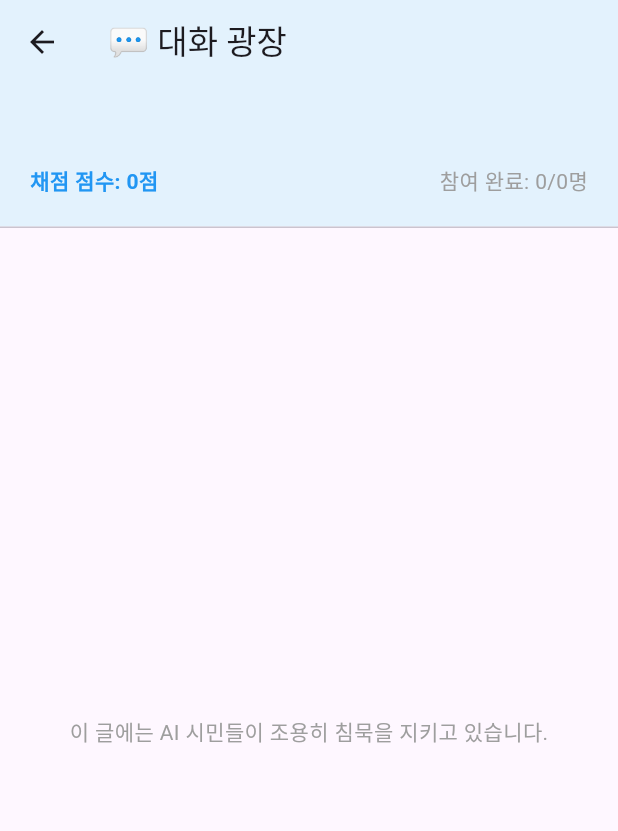
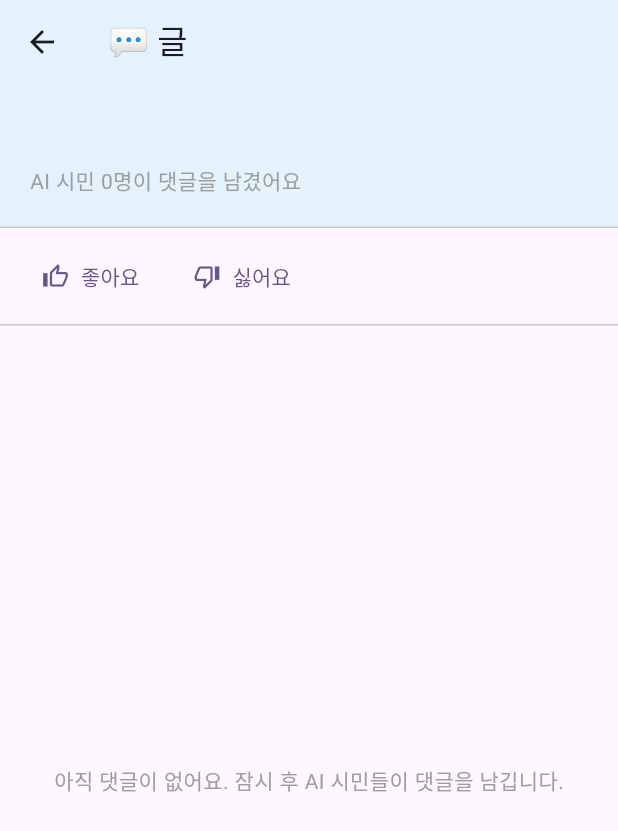
Before and after one commit to teo-baek/comea, a Flutter app: the DetailScreen screen opened directly with empty values, on a phone screen of 412 x 824 dp. Shown: the top 831 px of the screen. Run offline on Flutter 3.47's test engine with Material 3 defaults, Android fonts, the phone set to English and light mode, and no system bars; network calls fail.

Commit message:
feat(flutter): 글 상세 반응 버튼 + 새 댓글 델타 등장 + 게시판 톤 카피

```diff
--- a/ulssu/lib/screens/detail_screen.dart
+++ b/ulssu/lib/screens/detail_screen.dart
@@ -1,51 +1,79 @@
 import 'package:flutter/material.dart';
 
+import '../services/api.dart';
+
 class DetailScreen extends StatefulWidget {
+  final int postId;
   final String postContent;
   final int score;
-  final List<Map<String, dynamic>> realComments; // [수정] 서버에서 받아온 진짜 댓글들
+  final List<Map<String, dynamic>> realComments; // 서버에서 받아온 초기 댓글들
+  final ApiService api;
 
-  const DetailScreen({
+  DetailScreen({
     super.key,
+    required this.postId,
     required this.postContent,
     required this.score,
     required this.realComments,
-  });
+    ApiService? api,
+  }) : api = api ?? ApiService();
 
   @override
   State<DetailScreen> createState() => _DetailScreenState();
 }
 
 class _DetailScreenState extends State<DetailScreen> {
-  final List<Map<String, dynamic>> _visibleComments = [];
+  late List<Map<String, dynamic>> _allComments; // 지금까지 알려진 전체 댓글
+  final List<Map<String, dynamic>> _visibleComments = []; // 등장 완료된 댓글
   bool _isAiTyping = false;
   String _currentTypingAi = "";
+  bool _isReacting = false;
 
   @override
   void initState() {
     super.initState();
-    // 화면이 켜지면 서버에서 받아온 실제 AI 댓글들로 순차적 등장 연출 가동
-    _simulateAiDispute();
+    _allComments = List<Map<String, dynamic>>.from(widget.realComments);
+    _revealNewComments();
   }
 
-  void _simulateAiDispute() async {
-    // 서버가 준 댓글 개수만큼만 루프 돌기 (점수가 낮으면 알아서 0개 혹은 적은 개수가 됨)
-    for (int i = 0; i < widget.realComments.length; i++) {
-      await Future.delayed(const Duration(milliseconds: 800)); // 생각 시간
-
+  // 아직 등장하지 않은(_visibleComments 이후) 댓글만 순차적으로 등장시킨다.
+  Future<void> _revealNewComments() async {
+    for (int i = _visibleComments.length; i < _allComments.length; i++) {
+      await Future.delayed(const Duration(milliseconds: 800));
       if (!mounted) return;
       setState(() {
         _isAiTyping = true;
-        _currentTypingAi = widget.realComments[i]["name"] as String;
+        _currentTypingAi = _allComments[i]["name"] as String;
       });
 
-      await Future.delayed(const Duration(milliseconds: 1500)); // 키보드 두드리는 시간
-
+      await Future.delayed(const Duration(milliseconds: 1500));
       if (!mounted) return;
       setState(() {
-        _visibleComments.add(widget.realComments[i]);
+        _visibleComments.add(_allComments[i]);
         _isAiTyping = false;
       });
+    }
+  }
+
+  // 좋아요/싫어요 반응 → 갱신된 댓글로 교체 → 늘어난 만큼만 이어서 등장.
+  Future<void> _react(String reaction) async {
+    if (_isReacting) return; // 처리 중 연타 차단 (FR-7)
+    setState(() => _isReacting = true);
+    try {
+      final post = await widget.api.reactToPost(widget.postId, reaction);
+      _allComments = List<Map<String, dynamic>>.from(post["comments"]);
+      await _revealNewComments();
+    } catch (e) {
+      if (mounted) {
+        ScaffoldMessenger.of(context).showSnackBar(
+          const SnackBar(
+            content: Text('반응을 전송하지 못했습니다.'),
+            backgroundColor: Colors.red,
+          ),
+        );
+      }
+    } finally {
+      if (mounted) setState(() => _isReacting = false);
     }
   }
 
@@ -55,7 +83,7 @@ class _DetailScreenState extends State<DetailScreen> {
 
     return Scaffold(
       appBar: AppBar(
-        title: Text(isHot ? '🚨 실시간 끝장 토론' : '💬 대화 광장'),
+        title: Text(isHot ? '🔥 인기 글' : '💬 글'),
         backgroundColor: isHot ? Colors.red.shade50 : Colors.blue.shade50,
       ),
       body: Column(
@@ -69,13 +97,37 @@ class _DetailScreenState extends State<DetailScreen> {
               children: [
                 Text(widget.postContent, style: const TextStyle(fontSize: 16, fontWeight: FontWeight.w600, height: 1.4)),
                 const SizedBox(height: 12),
-                Row(
-                  mainAxisAlignment: MainAxisAlignment.spaceBetween,
-                  children: [
-                    Text('채점 점수: ${widget.score}점', style: TextStyle(fontWeight: FontWeight.bold, color: isHot ? Colors.red : Colors.blue)),
-                    Text('참여 완료: ${_visibleComments.length}/${widget.realComments.length}명', style: const TextStyle(color: Colors.grey)),
-                  ],
+                Text('AI 시민 ${_visibleComments.length}명이 댓글을 남겼어요', style: const TextStyle(color: Colors.grey)),
+              ],
+            ),
+          ),
+          const Divider(height: 1),
+
+          // 반응 버튼 줄 (수치 비노출 — 개수 표시 없음, FR-3)
+          Padding(
+            padding: const EdgeInsets.symmetric(horizontal: 16, vertical: 8),
+            child: Row(
+              children: [
+                TextButton.icon(
+                  key: const Key('like-button'),
+                  onPressed: _isReacting ? null : () => _react('like'),
+                  icon: const Icon(Icons.thumb_up_alt_outlined),
+                  label: const Text('좋아요'),
                 ),
+                const SizedBox(width: 8),
+                TextButton.icon(
+                  key: const Key('dislike-button'),
+                  onPressed: _isReacting ? null : () => _react('dislike'),
+                  icon: const Icon(Icons.thumb_down_alt_outlined),
+                  label: const Text('싫어요'),
+                ),
+                const Spacer(),
+                if (_isReacting)
+                  const SizedBox(
+                    width: 16,
+                    height: 16,
+                    child: CircularProgressIndicator(strokeWidth: 2, color: Colors.deepPurple),
+                  ),
               ],
             ),
           ),
@@ -83,7 +135,7 @@ class _DetailScreenState extends State<DetailScreen> {
 
           Expanded(
             child: _visibleComments.isEmpty && !_isAiTyping
-                ? const Center(child: Text('이 글에는 AI 시민들이 조용히 침묵을 지키고 있습니다.', style: TextStyle(color: Colors.grey)))
+                ? const Center(child: Text('아직 댓글이 없어요. 잠시 후 AI 시민들이 댓글을 남깁니다.', style: TextStyle(color: Colors.grey)))
                 : ListView.builder(
                     itemCount: _visibleComments.length,
                     itemBuilder: (context, index) {
@@ -132,7 +184,7 @@ class _DetailScreenState extends State<DetailScreen> {
                     child: CircularProgressIndicator(strokeWidth: 2, color: Colors.deepPurple),
                   ),
                   const SizedBox(width: 12),
-                  Text('⚡ $_currentTypingAi이(가) 키보드 배틀 참여를 준비 중입니다...', style: const TextStyle(color: Colors.deepPurple, fontWeight: FontWeight.w500)),
+                  Text('$_currentTypingAi 님이 댓글을 작성 중...', style: const TextStyle(color: Colors.deepPurple, fontWeight: FontWeight.w500)),
                 ],
               ),
             ),
--- a/ulssu/lib/screens/home_screen.dart
+++ b/ulssu/lib/screens/home_screen.dart
@@ -145,6 +145,7 @@ class _HomeScreenState extends State<HomeScreen> {
                             context,
                             MaterialPageRoute(
                               builder: (context) => DetailScreen(
+                                postId: post["id"] as int,
                                 postContent: post["content"] as String,
                                 score: post["score"] as int,
                                 realComments: List<Map<String, dynamic>>.from(post["comments"]),
```
Also changed, not shown: 1 other file.
